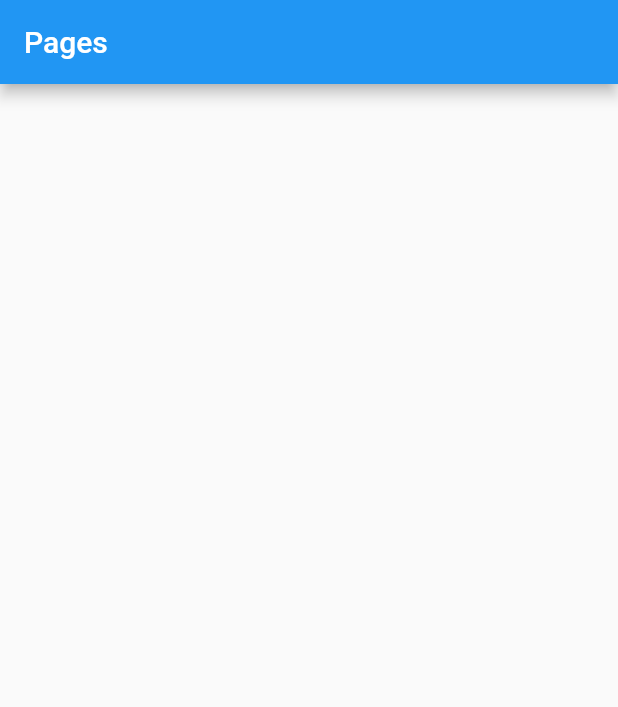
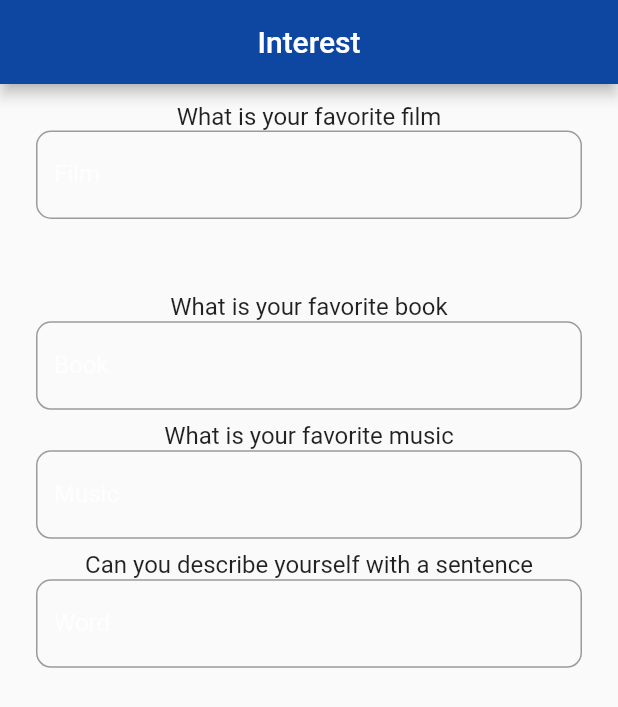
Before and after one commit to Kerimserdar/U-nion, a Flutter app: the Pages screen opened directly, on a phone screen of 412 x 824 dp. Shown: the top 707 px of the screen. Run offline on Flutter 3.47's test engine with Material 2 defaults, Android fonts, the light colour scheme and no system bars.

Commit message:
interest

```diff
--- a/lib/pages.dart
+++ b/lib/pages.dart
@@ -1,13 +1,118 @@
 import 'package:flutter/material.dart';
 
-class Pages extends StatelessWidget {
+class Pages extends StatefulWidget {
+  @override
+  _PagesState createState() => _PagesState();
+}
+
+class _PagesState extends State<Pages> {
+  TextEditingController film = new TextEditingController();
+  TextEditingController book = new TextEditingController();
+  TextEditingController music = new TextEditingController();
+  TextEditingController word = new TextEditingController();
+
   @override
   Widget build(BuildContext context) {
     return Scaffold(
+      resizeToAvoidBottomInset: false,
       appBar: AppBar(
-        title: Text("Pages"),
+        title: Center(child: Text("Interest")),
+        backgroundColor: Colors.blue[900],
       ),
-      body: Container(),
+      body: Container(
+          child: ListView(
+        padding: const EdgeInsets.all(8),
+        children: <Widget>[
+          ListTile(
+            title: Center(child: Text("What is your favorite film")),
+            subtitle: TextField(
+              controller: film,
+              style: TextStyle(
+                color: Colors.white,
+              ),
+              decoration: InputDecoration(
+                border: new OutlineInputBorder(
+                  borderRadius: const BorderRadius.all(
+                    const Radius.circular(10.0),
+                  ),
+                ),
+                fillColor: Colors.lightBlueAccent,
+                labelText: 'Film',
+                labelStyle: TextStyle(
+                  color: Colors.white70,
+                ),
+              ),
+            ),
+          ),
+          SizedBox(
+            height: MediaQuery.of(context).size.height * 0.05,
+          ),
+          ListTile(
+            title: Center(child: Text("What is your favorite book")),
+            subtitle: TextField(
+              controller: book,
+              style: TextStyle(
+                color: Colors.white,
+              ),
+              decoration: InputDecoration(
+                border: new OutlineInputBorder(
+                  borderRadius: const BorderRadius.all(
+                    const Radius.circular(10.0),
+                  ),
+                ),
+                fillColor: Colors.lightBlueAccent,
+                labelText: 'Book',
+                labelStyle: TextStyle(
+                  color: Colors.white70,
+                ),
+              ),
+            ),
+          ),
+          ListTile(
+            title: Center(child: Text("What is your favorite music")),
+            subtitle: TextField(
+              controller: music,
+              style: TextStyle(
+                color: Colors.white,
+              ),
+              decoration: InputDecoration(
+                border: new OutlineInputBorder(
+                  borderRadius: const BorderRadius.all(
+                    const Radius.circular(10.0),
+                  ),
+                ),
+                fillColor: Colors.lightBlueAccent,
+                labelText: 'Music',
+                labelStyle: TextStyle(
+                  color: Colors.white70,
+                ),
+              ),
+            ),
+          ),
+          ListTile(
+            title: Center(
+                child: Text("Can you describe yourself with a sentence")),
+            subtitle: TextField(
+              controller: word,
+              style: TextStyle(
+                color: Colors.white,
+              ),
+              decoration: InputDecoration(
+                border: new OutlineInputBorder(
+                  borderRadius: const BorderRadius.all(
+                    const Radius.circular(10.0),
+                  ),
+                ),
+                fillColor: Colors.lightBlueAccent,
+                labelText: 'Word',
+                labelStyle: TextStyle(
+                  color: Colors.white70,
+                ),
+              ),
+            ),
+          ),
+        ],
+      )),
     );
   }
 }
```
